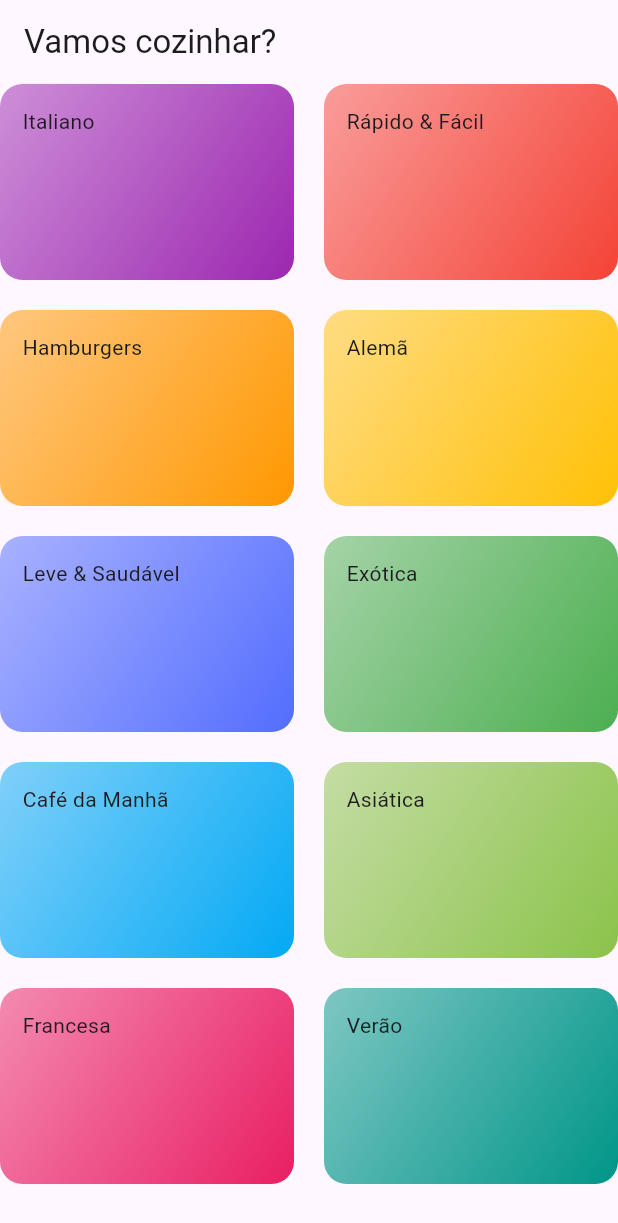
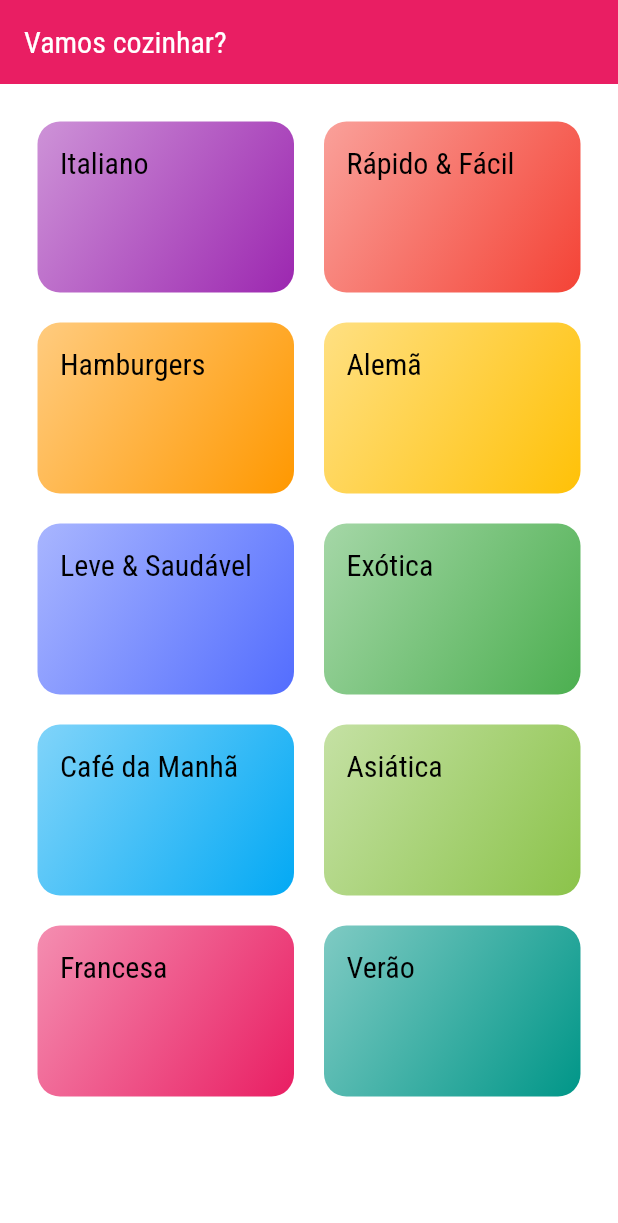
Before and after one commit to Victor-Valedev/meals-app, a Flutter app: the screen it shows after launch, on a phone screen of 412 x 824 dp. Shown: the top 1223 px of the screen. Run offline on Flutter 3.47's test engine with Material 3 defaults, Android fonts, the phone set to English and light mode, and no system bars.

Commit message:
style: adiciona fontes e um tema para o app

```diff
--- a/lib/components/category_item.dart
+++ b/lib/components/category_item.dart
@@ -9,7 +9,7 @@ class CategoryItem extends StatelessWidget {
   @override
   Widget build(BuildContext context) {
     return Container(
-      padding: EdgeInsets.all(15),
+      padding: const EdgeInsets.all(15),
       decoration: BoxDecoration(
         borderRadius: BorderRadius.circular(15),
         gradient: LinearGradient(
@@ -21,7 +21,10 @@ class CategoryItem extends StatelessWidget {
           end: Alignment.bottomRight
         )
       ),
-      child: Text(category.title),
+      child: Text(
+        category.title,
+        style: Theme.of(context).textTheme.titleLarge,
+      ),
     );
   }
 }
--- a/lib/main.dart
+++ b/lib/main.dart
@@ -7,9 +7,25 @@ class MyApp extends StatelessWidget {
   @override
   Widget build(BuildContext context) {
     return MaterialApp(
+      debugShowCheckedModeBanner: false,
       title: 'MealsApp',
       theme: ThemeData(
-        primarySwatch: Colors.blue,
+        colorScheme: ColorScheme.fromSwatch(
+          primarySwatch: Colors.pink,
+          accentColor: Colors.amber,
+        ),
+        fontFamily: 'Raleway',
+        canvasColor: Color.fromRGBO(255, 254, 229, 1),
+        textTheme: ThemeData.light().textTheme.copyWith(
+          titleLarge: TextStyle(
+            fontSize: 20,
+            fontFamily: 'RobotoCondensed'
+          )
+        ),
+        appBarTheme: AppBarTheme(
+          backgroundColor: Colors.pink,
+          foregroundColor: Colors.white,
+        )
       ),
       home: CategoriesScreen(),
     );
--- a/lib/screens/categories_screen.dart
+++ b/lib/screens/categories_screen.dart
@@ -11,6 +11,7 @@ class CategoriesScreen extends StatelessWidget {
         title: Text('Vamos cozinhar?'),
       ),
       body: GridView(
+        padding: const EdgeInsets.all(25),
         gridDelegate: SliverGridDelegateWithMaxCrossAxisExtent(
           maxCrossAxisExtent: 200,
           childAspectRatio: 3 / 2,
```
Also changed, not shown: pubspec.yaml (+18 -11 lines), assets/fonts/Raleway-Black.ttf (added), assets/fonts/Raleway-Bold.ttf (added), assets/fonts/Raleway-Regular.ttf (added), assets/fonts/RobotoCondensed-Bold.ttf (added), assets/fonts/RobotoCondensed-Italic.ttf (added), assets/fonts/RobotoCondensed-Light.ttf (added), assets/fonts/RobotoCondensed-Regular.ttf (added).
